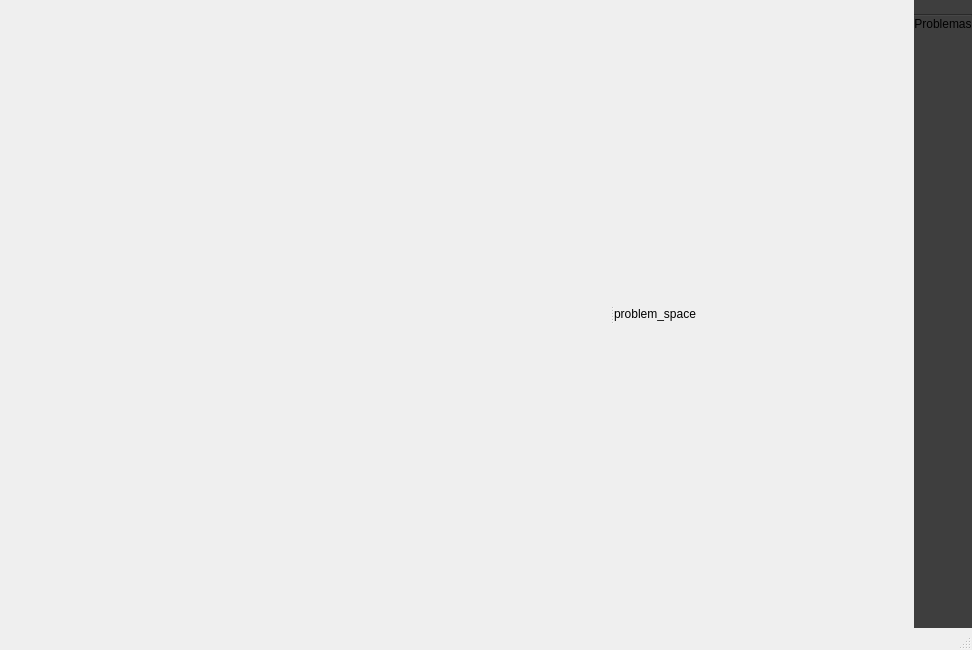
First picture: the form in NavTrainer/mainwindow.ui, repository FranciscoNortesN/IHM-Proyecto, before the edit.
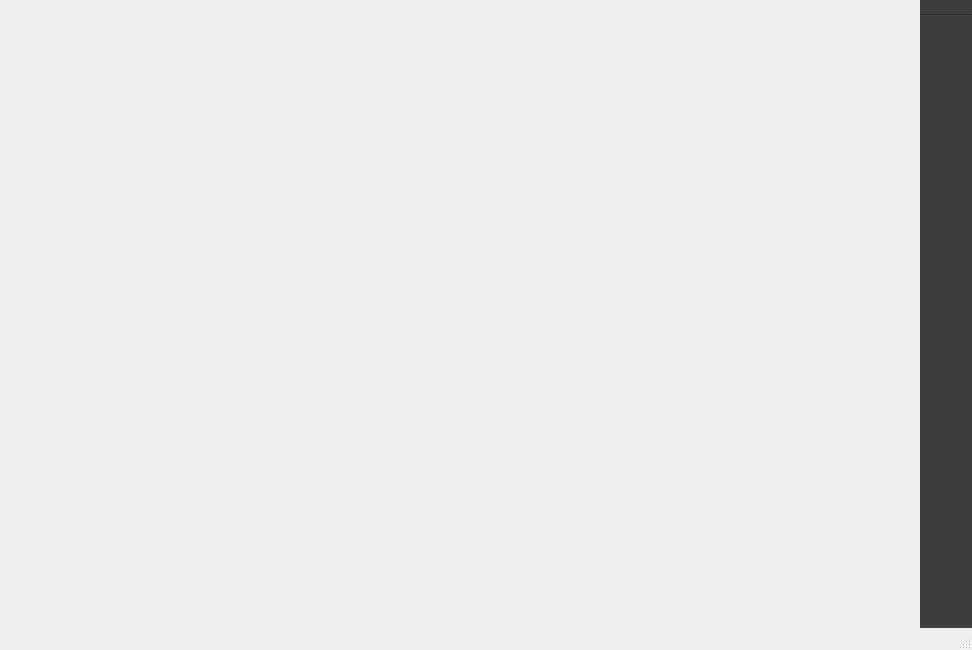
Second picture: the form after the edit. Icons and pictures are not drawn.

Commit message: feat: cambiado de un sistema con QStackedWidgets a una futura versión con ventanas

Diff of the .ui file:
```diff
--- a/NavTrainer/mainwindow.ui
+++ b/NavTrainer/mainwindow.ui
@@ -31,17 +31,19 @@
      <number>0</number>
     </property>
     <item row="0" column="0">
-     <widget class="QStackedWidget" name="stackedWidget">
+     <widget class="QWidget" name="mapa" native="true"/>
+    </item>
+    <item row="0" column="1">
+     <widget class="QWidget" name="button_menu" native="true">
+      <property name="sizePolicy">
+       <sizepolicy hsizetype="Maximum" vsizetype="Preferred">
+        <horstretch>0</horstretch>
+        <verstretch>0</verstretch>
+       </sizepolicy>
+      </property>
       <property name="styleSheet">
-       <string notr="true"/>
+       <string notr="true">background-color: rgb(62, 62, 62);</string>
       </property>
-      <property name="lineWidth">
-       <number>0</number>
-      </property>
-      <property name="currentIndex">
-       <number>1</number>
-      </property>
-      <widget class="QWidget" name="login">
        <layout class="QGridLayout" name="gridLayout_2">
         <property name="leftMargin">
          <number>0</number>
@@ -58,190 +60,90 @@
         <property name="spacing">
          <number>0</number>
         </property>
-        <item row="0" column="0">
-         <widget class="QLabel" name="label">
-          <property name="text">
-           <string>Login</string>
-          </property>
-         </widget>
-        </item>
-       </layout>
-      </widget>
-      <widget class="QWidget" name="principal">
-       <layout class="QGridLayout" name="gridLayout_3">
-        <property name="leftMargin">
-         <number>0</number>
-        </property>
-        <property name="topMargin">
-         <number>0</number>
-        </property>
-        <property name="rightMargin">
-         <number>0</number>
-        </property>
-        <property name="bottomMargin">
-         <number>0</number>
-        </property>
-        <property name="spacing">
-         <number>0</number>
-        </property>
-        <item row="0" column="0" rowspan="3">
-         <widget class="QWidget" name="widget" native="true">
+       <item row="4" column="0">
+        <widget class="QPushButton" name="help_buttom">
           <property name="styleSheet">
-           <string notr="true"/>
-          </property>
-          <layout class="QGridLayout" name="gridLayout_4">
-           <property name="leftMargin">
-            <number>0</number>
-           </property>
-           <property name="topMargin">
-            <number>0</number>
-           </property>
-           <property name="rightMargin">
-            <number>0</number>
-           </property>
-           <property name="bottomMargin">
-            <number>0</number>
-           </property>
-           <property name="spacing">
-            <number>0</number>
-           </property>
-           <item row="0" column="0">
-            <widget class="QSplitter" name="splitter">
-             <property name="orientation">
-              <enum>Qt::Orientation::Horizontal</enum>
-             </property>
-             <widget class="QWidget" name="mapa" native="true">
-              <property name="minimumSize">
+          <string notr="true">border: none;
+padding:10px;</string>
+         </property>
+         <property name="text">
+          <string/>
+         </property>
+         <property name="icon">
+          <iconset resource="Assets.qrc">
+           <normaloff>:/assets/icons/help.svg</normaloff>:/assets/icons/help.svg</iconset>
+         </property>
+         <property name="iconSize">
                <size>
-                <width>473</width>
-                <height>0</height>
-               </size>
-              </property>
-              <property name="styleSheet">
-               <string notr="true"/>
-              </property>
-             </widget>
-             <widget class="QWidget" name="probanduser" native="true">
-              <property name="minimumSize">
-               <size>
-                <width>300</width>
-                <height>0</height>
-               </size>
-              </property>
+           <width>42</width>
+           <height>42</height>
+          </size>
+         </property>
+        </widget>
+       </item>
+       <item row="2" column="0">
+        <widget class="QPushButton" name="problem_button">
               <property name="styleSheet">
-               <string notr="true"/>
-              </property>
-              <layout class="QGridLayout" name="gridLayout_5">
-               <property name="leftMargin">
-                <number>0</number>
-               </property>
-               <property name="topMargin">
-                <number>0</number>
-               </property>
-               <property name="rightMargin">
-                <number>0</number>
-               </property>
-               <property name="bottomMargin">
-                <number>0</number>
-               </property>
-               <property name="spacing">
-                <number>0</number>
-               </property>
-               <item row="0" column="0">
-                <widget class="QStackedWidget" name="stackedWidget_2">
-                 <property name="currentIndex">
-                  <number>1</number>
-                 </property>
-                 <widget class="QWidget" name="user_space">
-                  <layout class="QGridLayout" name="gridLayout_7">
-                   <property name="leftMargin">
-                    <number>0</number>
-                   </property>
-                   <property name="topMargin">
-                    <number>0</number>
-                   </property>
-                   <property name="rightMargin">
-                    <number>0</number>
-                   </property>
-                   <property name="bottomMargin">
-                    <number>0</number>
-                   </property>
-                   <property name="spacing">
-                    <number>0</number>
-                   </property>
-                   <item row="0" column="0">
-                    <widget class="QLabel" name="label_2">
+          <string notr="true">border: none;
+padding:8px;</string>
+         </property>
                      <property name="text">
-                      <string>user_space</string>
-                     </property>
-                    </widget>
-                   </item>
-                  </layout>
-                 </widget>
-                 <widget class="QWidget" name="problem_space">
-                  <layout class="QGridLayout" name="gridLayout_6">
-                   <property name="leftMargin">
-                    <number>0</number>
-                   </property>
-                   <property name="topMargin">
-                    <number>0</number>
-                   </property>
-                   <property name="rightMargin">
-                    <number>0</number>
-                   </property>
-                   <property name="bottomMargin">
-                    <number>0</number>
-                   </property>
-                   <property name="spacing">
-                    <number>0</number>
-                   </property>
-                   <item row="0" column="0">
-                    <widget class="QLabel" name="label_3">
-                     <property name="text">
-                      <string>problem_space</string>
-                     </property>
-                    </widget>
-                   </item>
-                  </layout>
-                 </widget>
-                </widget>
-               </item>
-              </layout>
-             </widget>
-            </widget>
-           </item>
-          </layout>
-         </widget>
-        </item>
-        <item row="2" column="2">
-         <widget class="QWidget" name="menu" native="true">
-          <property name="sizePolicy">
-           <sizepolicy hsizetype="Preferred" vsizetype="Expanding">
-            <horstretch>0</horstretch>
-            <verstretch>0</verstretch>
-           </sizepolicy>
-          </property>
+          <string/>
+         </property>
+         <property name="icon">
+          <iconset resource="Assets.qrc">
+           <normaloff>:/assets/icons/problemas.svg</normaloff>:/assets/icons/problemas.svg</iconset>
+         </property>
+         <property name="iconSize">
+          <size>
+           <width>42</width>
+           <height>42</height>
+          </size>
+         </property>
+        </widget>
+       </item>
+       <item row="0" column="0">
+        <widget class="QPushButton" name="user_button">
           <property name="styleSheet">
-           <string notr="true">background-color: rgb(62, 62, 62);
-</string>
-          </property>
-          <layout class="QGridLayout" name="gridLayout_8">
-           <property name="leftMargin">
-            <number>0</number>
-           </property>
-           <property name="topMargin">
-            <number>0</number>
-           </property>
-           <property name="rightMargin">
-            <number>0</number>
-           </property>
-           <property name="bottomMargin">
-            <number>0</number>
-           </property>
-           <property name="spacing">
-            <number>0</number>
-           </property>
+          <string notr="true">border: none;</string>
+         </property>
+         <property name="text">
+          <string/>
+         </property>
+         <property name="icon">
+          <iconset resource="Assets.qrc">
+           <normaloff>:/assets/icons/avatar-default.svg</normaloff>:/assets/icons/avatar-default.svg</iconset>
+         </property>
+         <property name="iconSize">
+          <size>
+           <width>68</width>
+           <height>68</height>
+          </size>
+         </property>
+        </widget>
+       </item>
            <item row="3" column="0">
+        <widget class="QPushButton" name="stats_button">
+         <property name="styleSheet">
+          <string notr="true">border: none;
+padding:8px;</string>
+         </property>
+         <property name="text">
+          <string/>
+         </property>
+         <property name="icon">
+          <iconset resource="Assets.qrc">
+           <normaloff>:/assets/icons/stats.svg</normaloff>:/assets/icons/stats.svg</iconset>
+         </property>
+         <property name="iconSize">
+          <size>
+           <width>42</width>
+           <height>42</height>
+          </size>
+         </property>
+        </widget>
+       </item>
+       <item row="5" column="0">
             <spacer name="verticalSpacer">
              <property name="orientation">
               <enum>Qt::Orientation::Vertical</enum>
@@ -254,49 +156,6 @@
              </property>
             </spacer>
            </item>
-           <item row="0" column="0">
-            <widget class="QPushButton" name="user_button">
-             <property name="sizePolicy">
-              <sizepolicy hsizetype="Preferred" vsizetype="Fixed">
-               <horstretch>0</horstretch>
-               <verstretch>0</verstretch>
-              </sizepolicy>
-             </property>
-             <property name="styleSheet">
-              <string notr="true">border: none;
-padding: 0px;</string>
-             </property>
-             <property name="text">
-              <string/>
-             </property>
-             <property name="icon">
-              <iconset resource="Assets.qrc">
-               <normaloff>:/assets/icons/avatar-default.svg</normaloff>:/assets/icons/avatar-default.svg</iconset>
-             </property>
-             <property name="iconSize">
-              <size>
-               <width>64</width>
-               <height>64</height>
-              </size>
-             </property>
-            </widget>
-           </item>
-           <item row="2" column="0">
-            <widget class="QPushButton" name="problems_button">
-             <property name="sizePolicy">
-              <sizepolicy hsizetype="Preferred" vsizetype="Fixed">
-               <horstretch>0</horstretch>
-               <verstretch>0</verstretch>
-              </sizepolicy>
-             </property>
-             <property name="styleSheet">
-              <string notr="true">border: none;</string>
-             </property>
-             <property name="text">
-              <string>Problemas</string>
-             </property>
-            </widget>
-           </item>
            <item row="1" column="0">
             <widget class="Line" name="line">
              <property name="orientation">
@@ -305,10 +164,6 @@
             </widget>
            </item>
           </layout>
-         </widget>
-        </item>
-       </layout>
-      </widget>
      </widget>
     </item>
    </layout>
```
Lines whose indentation alone changed are shown as unchanged. The commit also changes 6 other files.
